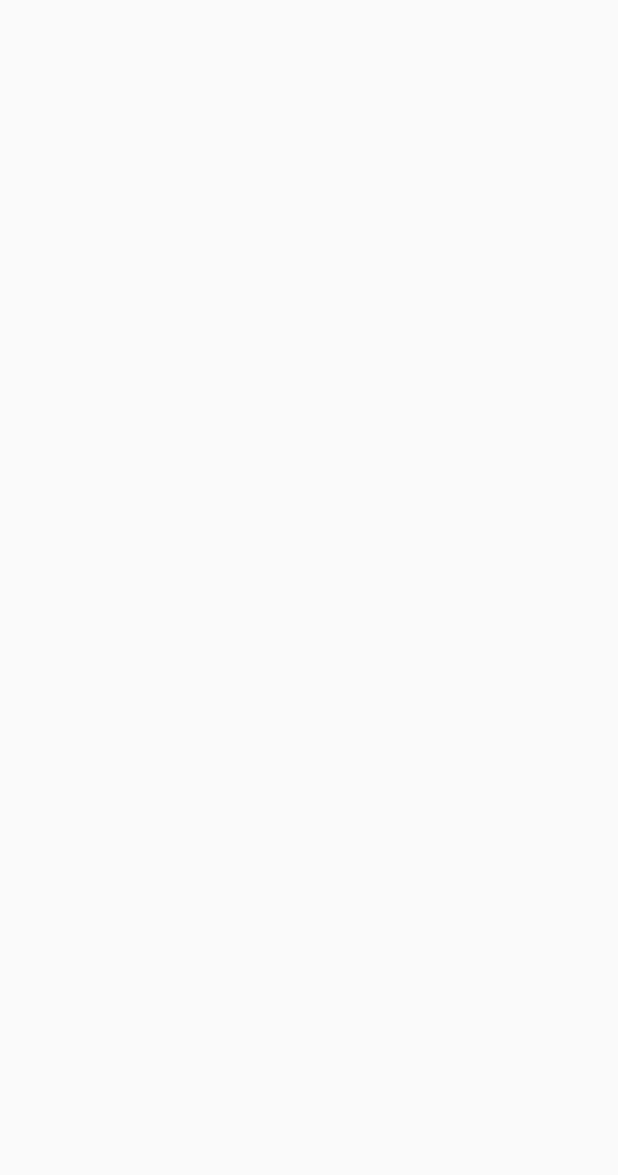
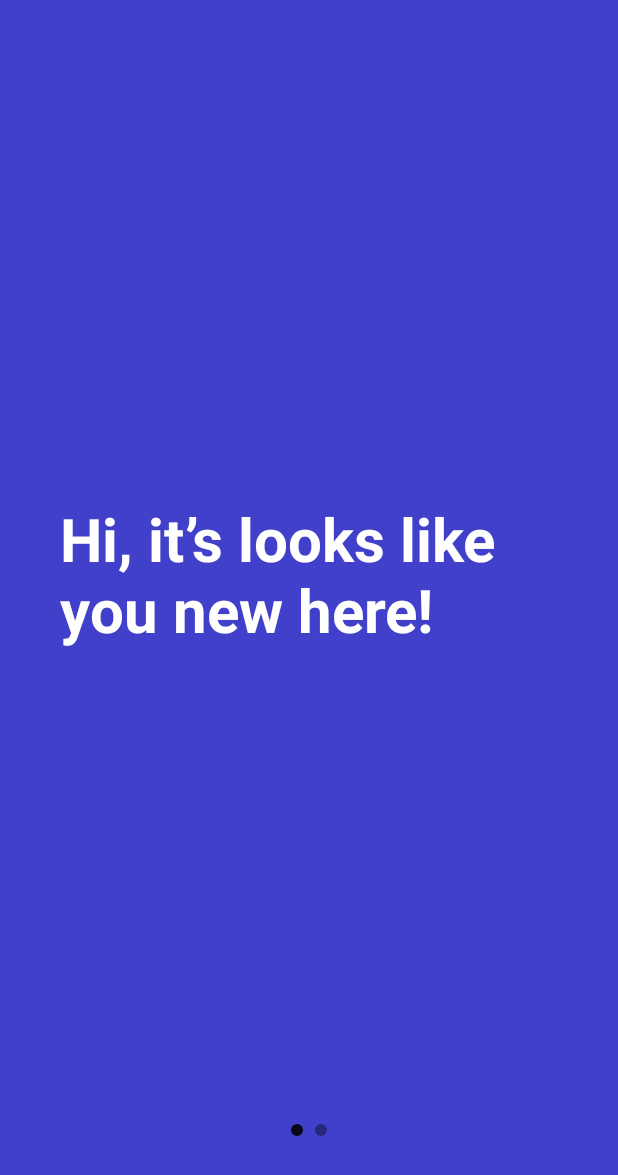
Before and after one commit to Jurgielele/PomoDone, an Android app built with Jetpack Compose: the screen it shows after launch (MainActivity), on a phone screen of 412 x 824 dp. Before the commit the part shown is empty. Shown: the top 1175 px of the screen. Run offline under Robolectric (Android 15) with nearby library versions, the phone set to English and light mode, and no system bars; our stand-ins replace Dagger/Hilt's generated code, accompanist.

Commit message:
onboarding, splash screen

```diff
--- a/app/src/main/AndroidManifest.xml
+++ b/app/src/main/AndroidManifest.xml
@@ -3,17 +3,18 @@
     package="com.example.taskpomodore">
 
     <application
+        android:name=".Application"
         android:allowBackup="true"
         android:icon="@mipmap/ic_launcher"
         android:label="@string/app_name"
         android:roundIcon="@mipmap/ic_launcher_round"
         android:supportsRtl="true"
-        android:theme="@style/Theme.TaskPomodore">
+        android:theme="@style/Theme.CustomSplashScreenTheme">
         <activity
             android:name=".MainActivity"
             android:exported="true"
             android:label="@string/app_name"
-            android:theme="@style/Theme.TaskPomodore">
+            android:theme="@style/Theme.CustomSplashScreenTheme">
             <intent-filter>
                 <action android:name="android.intent.action.MAIN" />
 
--- /dev/null
+++ b/app/src/main/java/com/example/taskpomodore/Application.kt
@@ -0,0 +1,6 @@
+package com.example.taskpomodore
+import android.app.Application
+import dagger.hilt.android.HiltAndroidApp
+
+@HiltAndroidApp
+class Application: Application()
--- a/app/src/main/java/com/example/taskpomodore/MainActivity.kt
+++ b/app/src/main/java/com/example/taskpomodore/MainActivity.kt
@@ -3,22 +3,37 @@ package com.example.taskpomodore
 import android.os.Bundle
 import androidx.activity.ComponentActivity
 import androidx.activity.compose.setContent
-import androidx.compose.foundation.layout.fillMaxSize
-import androidx.compose.material.MaterialTheme
-import androidx.compose.material.Surface
-import androidx.compose.material.Text
-import androidx.compose.runtime.Composable
-import androidx.compose.ui.Modifier
-import androidx.compose.ui.tooling.preview.Preview
+import androidx.compose.animation.ExperimentalAnimationApi
+import androidx.core.splashscreen.SplashScreen.Companion.installSplashScreen
+import androidx.navigation.compose.rememberNavController
+import com.example.taskpomodore.navigation.SetupNavGraph
 import com.example.taskpomodore.ui.theme.TaskPomodoreTheme
+import com.example.taskpomodore.viewmodel.SplashViewModel
+import com.google.accompanist.pager.ExperimentalPagerApi
+import dagger.hilt.android.AndroidEntryPoint
+import javax.inject.Inject
 
+@ExperimentalAnimationApi
+@ExperimentalPagerApi
+@AndroidEntryPoint
 class MainActivity : ComponentActivity() {
+
+    @Inject
+    lateinit var splashViewModel: SplashViewModel
+
     override fun onCreate(savedInstanceState: Bundle?) {
         super.onCreate(savedInstanceState)
+        installSplashScreen().setKeepOnScreenCondition{
+            !splashViewModel.isLoading.value
+        }
         setContent {
             TaskPomodoreTheme {
-
-            }
+                val navController = rememberNavController()
+                SetupNavGraph(
+                    navController = navController,
+                    startDestination = splashViewModel.startDestination.value
+                )
+                            }
         }
     }
 }
--- /dev/null
+++ b/app/src/main/java/com/example/taskpomodore/data/DataStoreRepository.kt
@@ -0,0 +1,57 @@
+package com.example.taskpomodore.data
+
+import android.content.Context
+import androidx.datastore.core.DataStore
+import androidx.datastore.preferences.core.*
+import androidx.datastore.preferences.preferencesDataStore
+import kotlinx.coroutines.flow.Flow
+import kotlinx.coroutines.flow.catch
+import kotlinx.coroutines.flow.map
+import java.io.IOException
+
+
+val Context.dataStore: DataStore<Preferences> by preferencesDataStore(name = "on_boarding_pref")
+
+class DataStoreRepository(context: Context){
+    private object PreferencesKey{
+        val onBoardingKey = booleanPreferencesKey(name = "on_boarding_completed")
+        val nameKey = stringPreferencesKey(name = "name")
+    }
+
+    private val dataStore = context.dataStore
+
+    suspend fun saveOnBoardingState(completed: Boolean){
+        dataStore.edit{preferences -> preferences[PreferencesKey.onBoardingKey] = completed}
+    }
+    suspend fun saveName(name: String){
+        dataStore.edit{preferences -> preferences[PreferencesKey.nameKey] = name}
+    }
+
+    fun readOnBoardingState(): Flow<Boolean>{
+        return dataStore.data
+            .catch { exception ->
+                if(exception is IOException){
+                    emit(emptyPreferences())
+                }else{
+                    throw exception
+                }
+            }.map { it ->
+                val onBoardingState = it[PreferencesKey.onBoardingKey] ?: false
+                onBoardingState
+            }
+    }
+
+    fun readUserName(): Flow<String>{
+        return dataStore.data
+            .catch { exception ->
+                if(exception is IOException){
+                    emit(emptyPreferences())
+                }else{
+                    throw exception
+                }
+            }.map {
+                val name = it[PreferencesKey.nameKey] ?: ""
+                name
+            }
+    }
+}
--- /dev/null
+++ b/app/src/main/java/com/example/taskpomodore/di/AppModule.kt
@@ -0,0 +1,18 @@
+package com.example.taskpomodore.di
+
+import android.content.Context
+import com.example.taskpomodore.data.DataStoreRepository
+import dagger.Module
+import dagger.Provides
+import dagger.hilt.InstallIn
+import dagger.hilt.android.qualifiers.ApplicationContext
+import dagger.hilt.components.SingletonComponent
+import javax.inject.Singleton
+
+@Module
+@InstallIn(SingletonComponent::class)
+object MainModule{
+    @Provides
+    @Singleton
+    fun provideDataStoreRepository(@ApplicationContext context: Context) = DataStoreRepository(context)
+}
--- /dev/null
+++ b/app/src/main/java/com/example/taskpomodore/navigation/NavGraph.kt
@@ -0,0 +1,30 @@
+package com.example.taskpomodore.navigation
+
+import androidx.compose.animation.ExperimentalAnimationApi
+import androidx.compose.foundation.layout.Box
+import androidx.compose.foundation.layout.fillMaxSize
+import androidx.compose.runtime.Composable
+import androidx.compose.ui.Modifier
+import androidx.navigation.NavHostController
+import androidx.navigation.compose.NavHost
+import androidx.navigation.compose.composable
+import com.example.taskpomodore.screen.HomeScreen
+import com.example.taskpomodore.screen.OnBoardingScreen
+import com.google.accompanist.pager.ExperimentalPagerApi
+
+
+@ExperimentalAnimationApi
+@ExperimentalPagerApi
+@Composable
+fun SetupNavGraph(navController: NavHostController, startDestination: String){
+    NavHost(navController = navController,
+        startDestination = startDestination
+    ){
+        composable(route = Screen.Boarding.route){
+            OnBoardingScreen(navController = navController)
+        }
+        composable(route = Screen.Home.route){
+            HomeScreen(navController = navController)
+        }
+    }
+}
--- /dev/null
+++ b/app/src/main/java/com/example/taskpomodore/navigation/Screen.kt
@@ -0,0 +1,6 @@
+package com.example.taskpomodore.navigation
+
+sealed class Screen (val route: String){
+    object Boarding: Screen(route = "boarding_screen")
+    object Home: Screen(route = "home_screen")
+}
--- /dev/null
+++ b/app/src/main/java/com/example/taskpomodore/screen/OnBoardingScreen.kt
@@ -0,0 +1,168 @@
+package com.example.taskpomodore.screen
+
+import androidx.compose.animation.AnimatedVisibility
+import androidx.compose.animation.ExperimentalAnimationApi
+import androidx.compose.foundation.background
+import androidx.compose.foundation.layout.*
+import androidx.compose.foundation.shape.CircleShape
+import androidx.compose.foundation.shape.RoundedCornerShape
+import androidx.compose.material.*
+import androidx.compose.material.icons.Icons
+import androidx.compose.material.icons.filled.ArrowForward
+import androidx.compose.runtime.Composable
+import androidx.compose.runtime.mutableStateOf
+import androidx.compose.ui.Alignment
+import androidx.compose.ui.Alignment.Companion.CenterHorizontally
+import androidx.compose.ui.Modifier
+import androidx.compose.ui.draw.clip
+import androidx.compose.ui.graphics.Color
+import androidx.compose.ui.text.font.FontWeight
+import androidx.compose.ui.tooling.preview.Preview
+import androidx.compose.ui.unit.dp
+import androidx.compose.ui.unit.sp
+import androidx.hilt.navigation.compose.hiltViewModel
+import androidx.navigation.NavHostController
+import com.example.taskpomodore.navigation.Screen
+import com.example.taskpomodore.utils.OnBoardingPage
+import com.example.taskpomodore.viewmodel.OnBoardingViewModel
+import com.google.accompanist.pager.ExperimentalPagerApi
+import com.google.accompanist.pager.HorizontalPager
+import com.google.accompanist.pager.HorizontalPagerIndicator
+import com.google.accompanist.pager.rememberPagerState
+
+@ExperimentalAnimationApi
+@ExperimentalPagerApi
+@Composable
+fun OnBoardingScreen(
+    navController: NavHostController,
+    onBoardingViewModel : OnBoardingViewModel = hiltViewModel()){
+
+    val pages = listOf(
+        OnBoardingPage.First,
+        OnBoardingPage.Second,
+    )
+
+    val pagerState = rememberPagerState()
+
+
+    Column(modifier = Modifier
+        .fillMaxSize()
+        .background(Color(0xFF4040CA))) {
+        HorizontalPager (
+            modifier = Modifier.weight(10f),
+            count = 2,
+            state = pagerState,
+            verticalAlignment = Alignment.Top
+            ){position ->
+            PagerScreen(
+                onBoardingPage = pages[position],
+                name = onBoardingViewModel.name.value,
+                onTextChange = {onBoardingViewModel.name.value = it},
+                onNextClicked = {
+                    onBoardingViewModel.saveOnBoardingState(true)
+                    onBoardingViewModel.saveUsername(name = onBoardingViewModel.name.value)
+                    navController.popBackStack()
+                    navController.navigate(Screen.Home.route)}
+            )
+        }
+
+        HorizontalPagerIndicator(
+            modifier = Modifier
+                .align(CenterHorizontally)
+                .weight(1f),
+                pagerState = pagerState,
+            )
+    }
+
+}
+
+//PAGES
+@Composable
+fun PagerScreen(
+    onBoardingPage: OnBoardingPage,
+    name: String,
+    onTextChange: (String) -> Unit,
+    onNextClicked: () -> Unit
+){
+    Column(
+        modifier = Modifier
+            .fillMaxSize()
+            .background(color = Color(0xFF4040CA)),
+        verticalArrangement = Arrangement.Center,
+        horizontalAlignment = Alignment.CenterHorizontally,
+    ) {
+        Text(
+            modifier = Modifier
+                .fillMaxWidth()
+                .padding(horizontal = 40.dp)
+                .padding(top = 20.dp),
+            text = onBoardingPage.title,
+            fontSize = 40.sp,
+            color = (if(onBoardingPage.description.isEmpty()) Color.White else Color.White.copy(alpha = 0.4f, )),
+            fontWeight = FontWeight.Bold
+        )
+
+        if(onBoardingPage.description.isNotEmpty()){
+            Column(modifier = Modifier.weight(7f)) {
+                Text(
+                    modifier = Modifier
+                        .fillMaxWidth()
+                        .padding(horizontal = 40.dp)
+                        .padding(top = 20.dp),
+                    text = onBoardingPage.description,
+                    fontSize = 40.sp,
+                    color = Color.White,
+                    fontWeight = FontWeight.Bold
+                )
+                TextField(
+                    value = name,
+                    onValueChange = onTextChange,
+                    shape = RoundedCornerShape(20.dp),
+                    colors = TextFieldDefaults.textFieldColors(
+                        backgroundColor = Color.White
+                    ),
+                    maxLines = 1,
+                    modifier = Modifier
+                        .fillMaxWidth()
+                        .padding(20.dp)
+                )
+                AnimatedVisibility(visible = name.isNotEmpty()) {
+                    Column() {
+                        Divider(modifier = Modifier.fillMaxHeight(0.2f), color = Color.Transparent)
+                        Button(
+                            onClick = onNextClicked,
+                            shape = CircleShape,
+                            modifier = Modifier
+                                .clip(CircleShape)
+                                .align(CenterHorizontally),
+                            colors = ButtonDefaults.buttonColors(
+                                backgroundColor = Color.White
+                            ),
+                        ) {
+                            Text(
+                                text = ">",
+                                color = Color(0xFF4040CA),
+                                fontSize = 30.sp,
+                                fontWeight = FontWeight.Bold,
+                            )
+                        }
+                    }
+                }
+            }
+        }
+    }
+}
+//@Composable
+//@Preview(showBackground = true)
+//fun FirstOnBoardingScreenPreview(){
+//    Column(modifier = Modifier.fillMaxSize()) {
+//        PagerScreen(onBoardingPage = OnBoardingPage.First)
+//    }
+//}
+//@Composable
+//@Preview(showBackground = true)
+//fun SecondOnBoardingScreenPreview(){
+//    Column(modifier = Modifier.fillMaxSize()) {
+//        PagerScreen(onBoardingPage = OnBoardingPage.Second)
+//    }
+//}
--- /dev/null
+++ b/app/src/main/java/com/example/taskpomodore/utils/onBoardingPage.kt
@@ -0,0 +1,22 @@
+package com.example.taskpomodore.utils
+
+
+sealed class OnBoardingPage(
+    val title: String,
+    val description: String
+) {
+    object First : OnBoardingPage(
+        title = "Hi, it’s looks like you new here!",
+        description = ""
+    )
+
+    object Second : OnBoardingPage(
+        title = "Hi, it’s looks like you new here!",
+        description = "To start the configuration we only need your name"
+    )
+
+    object Third : OnBoardingPage(
+        title = "Hi, ",
+        description = "Welcome to Pomotask"
+    )
+}
--- /dev/null
+++ b/app/src/main/java/com/example/taskpomodore/viewmodel/OnBoardingViewModel.kt
@@ -0,0 +1,28 @@
+package com.example.taskpomodore.viewmodel
+
+import androidx.compose.runtime.State
+import androidx.compose.runtime.mutableStateOf
+import androidx.lifecycle.ViewModel
+import androidx.lifecycle.viewModelScope
+import com.example.taskpomodore.data.DataStoreRepository
+import dagger.hilt.android.lifecycle.HiltViewModel
+import kotlinx.coroutines.Dispatchers
+import kotlinx.coroutines.launch
+import javax.inject.Inject
+
+@HiltViewModel
+class OnBoardingViewModel @Inject constructor(private val repository: DataStoreRepository): ViewModel(){
+
+    var name = mutableStateOf("")
+
+    fun saveOnBoardingState(completed: Boolean){
+        viewModelScope.launch(Dispatchers.IO){
+            repository.saveOnBoardingState(completed = completed)
+        }
+    }
+    fun saveUsername(name: String){
+        viewModelScope.launch(Dispatchers.IO){
+            repository.saveName(name)
+        }
+    }
+}
--- /dev/null
+++ b/app/src/main/java/com/example/taskpomodore/viewmodel/SplashViewModel.kt
@@ -0,0 +1,35 @@
+package com.example.taskpomodore.viewmodel
+
+import androidx.compose.runtime.MutableState
+import androidx.compose.runtime.State
+import androidx.compose.runtime.mutableStateOf
+import androidx.lifecycle.ViewModel
+import androidx.lifecycle.viewModelScope
+import com.example.taskpomodore.data.DataStoreRepository
+import com.example.taskpomodore.navigation.Screen
+import kotlinx.coroutines.flow.collect
+import kotlinx.coroutines.launch
+import javax.inject.Inject
+
+class SplashViewModel @Inject constructor(
+    private val repository: DataStoreRepository
+): ViewModel(){
+    private val _isLoading: MutableState<Boolean> = mutableStateOf(true)
+    val isLoading: State<Boolean> = _isLoading
+
+    private val _startDestination: MutableState<String> = mutableStateOf(Screen.Boarding.route)
+    val startDestination: State<String> = _startDestination
+
+    init {
+        viewModelScope.launch {
+            repository.readOnBoardingState().collect{completed ->
+                if(completed){
+                    _startDestination.value = Screen.Home.route
+                }else{
+                    _startDestination.value = Screen.Boarding.route
+                }
+            }
+            _isLoading.value = false
+        }
+    }
+}
--- a/app/src/main/res/values/themes.xml
+++ b/app/src/main/res/values/themes.xml
@@ -4,4 +4,11 @@
     <style name="Theme.TaskPomodore" parent="android:Theme.Material.Light.NoActionBar">
         <item name="android:statusBarColor">@color/purple_700</item>
     </style>
+
+    <style name="Theme.CustomSplashScreenTheme" parent="Theme.TaskPomodore">
+        <item name="windowSplashScreenBackground">@color/purple_700</item>
+        <item name="windowSplashScreenAnimatedIcon">@drawable/logo</item>
+        <item name="windowSplashScreenAnimationDuration">15000</item>
+        <item name="postSplashScreenTheme">@style/Theme.TaskPomodore</item>
+    </style>
 </resources>
--- a/build.gradle
+++ b/build.gradle
@@ -1,12 +1,16 @@
 buildscript {
     ext {
         compose_version = '1.1.1'
+        accompanist_version = '0.24.2-alpha'
+    }
+    dependencies {
+        classpath "com.google.dagger:hilt-android-gradle-plugin:2.41"
     }
 }// Top-level build file where you can add configuration options common to all sub-projects/modules.
 plugins {
     id 'com.android.application' version '7.1.0' apply false
     id 'com.android.library' version '7.1.0' apply false
-    id 'org.jetbrains.kotlin.android' version '1.5.21' apply false
+    id 'org.jetbrains.kotlin.android' version '1.6.10' apply false
 }
 
 task clean(type: Delete) {
```
Also changed, not shown: app/build.gradle (+15 -1 lines), app/src/main/java/com/example/taskpomodore/screen/HomeScreen.kt (added, +11 -0 lines), app/src/main/res/drawable-v24/logo.png (added).
